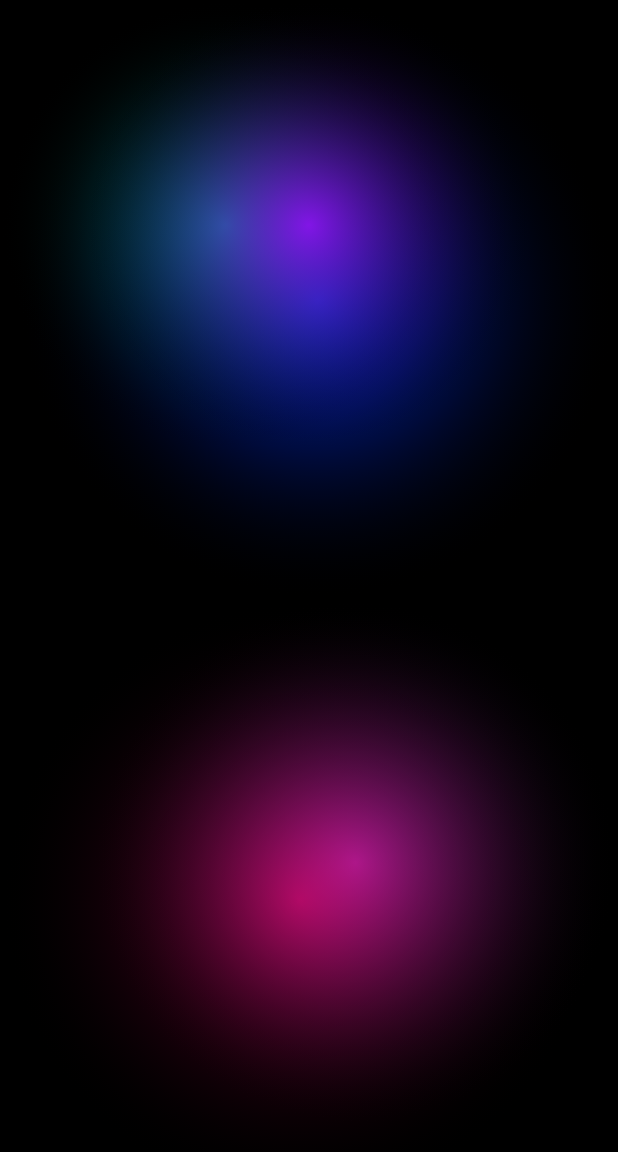
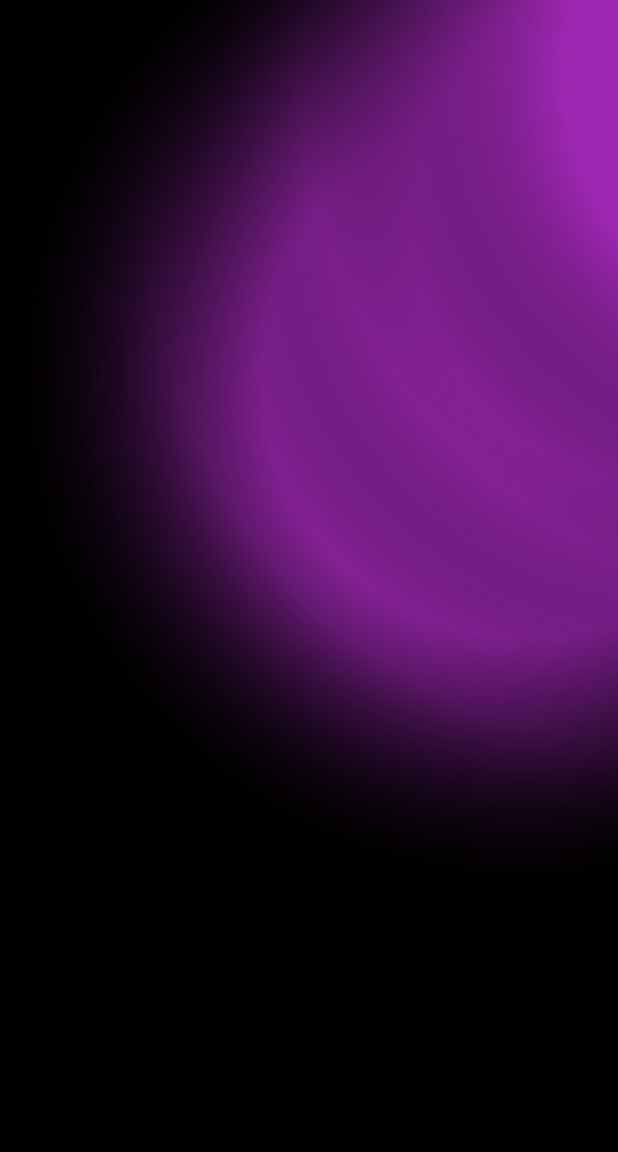
Before and after one commit to PullingalSoorath/AI-Eureka, a Flutter app: the screen it shows after launch, on a phone screen of 412 x 824 dp. Shown: the top 1152 px of the screen. Run offline on Flutter 3.47's test engine with Material 3 defaults, Android fonts, the phone set to English and light mode, and no system bars; our stand-ins replace bloc, cached_network_image, firebase_auth, firebase_core, flutter_bloc, flutter_markdown and 2 more; accounts and stored records are empty.

Commit message:
Updated UI

```diff
--- a/lib/main.dart
+++ b/lib/main.dart
@@ -1,6 +1,8 @@
 import 'package:eureka/application/signIn_signUp/sign_in_sign_up_bloc.dart';
 import 'package:eureka/presentation/screen/dashboard_screen.dart';
 import 'package:eureka/temp.dart';
+import 'package:eureka/temp2.dart';
+import 'package:eureka/temp3.dart';
 import 'package:eureka/util/theme_data.dart';
 import 'package:flutter/material.dart';
 import 'package:firebase_core/firebase_core.dart';
@@ -38,7 +40,9 @@ class MyApp extends StatelessWidget {
         debugShowCheckedModeBanner: false,
         // home: const Authentication(),
         // home: const DashboardScreen(),
-        home: BlurredCircles(),
+        // home: BlurredCircles(),
+        // home: MovingCirclesScreen(),
+        home: MovingCirclesScreen2(),
       ),
     );
   }
--- /dev/null
+++ b/lib/temp3.dart
@@ -0,0 +1,99 @@
+import 'dart:async';
+
+import 'package:flutter/material.dart';
+import 'dart:math' as math; // Import for random number generation
+
+class MovingCirclesScreen2 extends StatefulWidget {
+  @override
+  _MovingCirclesScreen2State createState() => _MovingCirclesScreen2State();
+}
+
+class _MovingCirclesScreen2State extends State<MovingCirclesScreen2> {
+  final List<double> circleYs = [
+    -100.0,
+    -200.0,
+    -300.0,
+  ];
+
+  final double circleSpeed = 2.0;
+  final double screenHeight = 1000;
+  late Timer timer;
+
+  @override
+  void initState() {
+    super.initState();
+    startAnimation();
+  }
+
+  void startAnimation() {
+    timer = Timer.periodic(Duration(milliseconds: 100), (timer) {
+      setState(() {
+        // Update circle Y positions and other state changes here
+        for (int i = 0; i < circleYs.length; i++) {
+          // ... your circle movement logic ...
+        }
+
+        // **Missing line:** This line tells Flutter to rebuild the UI with the updated state
+        // after modifications within setState
+        // Rebuild the widget tree based on the new state
+      });
+    });
+  }
+
+  @override
+  void dispose() {
+    timer.cancel();
+    super.dispose();
+  }
+
+  @override
+  Widget build(BuildContext context) {
+    return Scaffold(
+      backgroundColor: Colors.black,
+      body: Stack(
+        children: [
+          for (int i = 0;
+              i < circleYs.length;
+              i++) // Efficiently create circles
+            AnimatedPositioned(
+              duration: Duration(milliseconds: 100),
+              left: i * 100.0, // Adjust horizontal spacing
+              top: circleYs[i],
+              child: Circle(
+                centerColor: Colors.purple,
+                edgeColor: Colors.transparent,
+                radius: 350.0,
+              ),
+            ),
+        ],
+      ),
+    );
+  }
+}
+
+class Circle extends StatelessWidget {
+  final Color centerColor;
+  final Color edgeColor;
+  final double radius;
+
+  const Circle({
+    required this.centerColor,
+    required this.edgeColor,
+    required this.radius,
+  });
+
+  @override
+  Widget build(BuildContext context) {
+    return Container(
+      width: radius * 2,
+      height: radius * 2,
+      decoration: BoxDecoration(
+        shape: BoxShape.circle,
+        gradient: RadialGradient(
+          colors: [centerColor, edgeColor],
+          stops: [0.5, 1.0],
+        ),
+      ),
+    );
+  }
+}
```
Also changed, not shown: lib/temp2.dart (added, +119 -0 lines).
